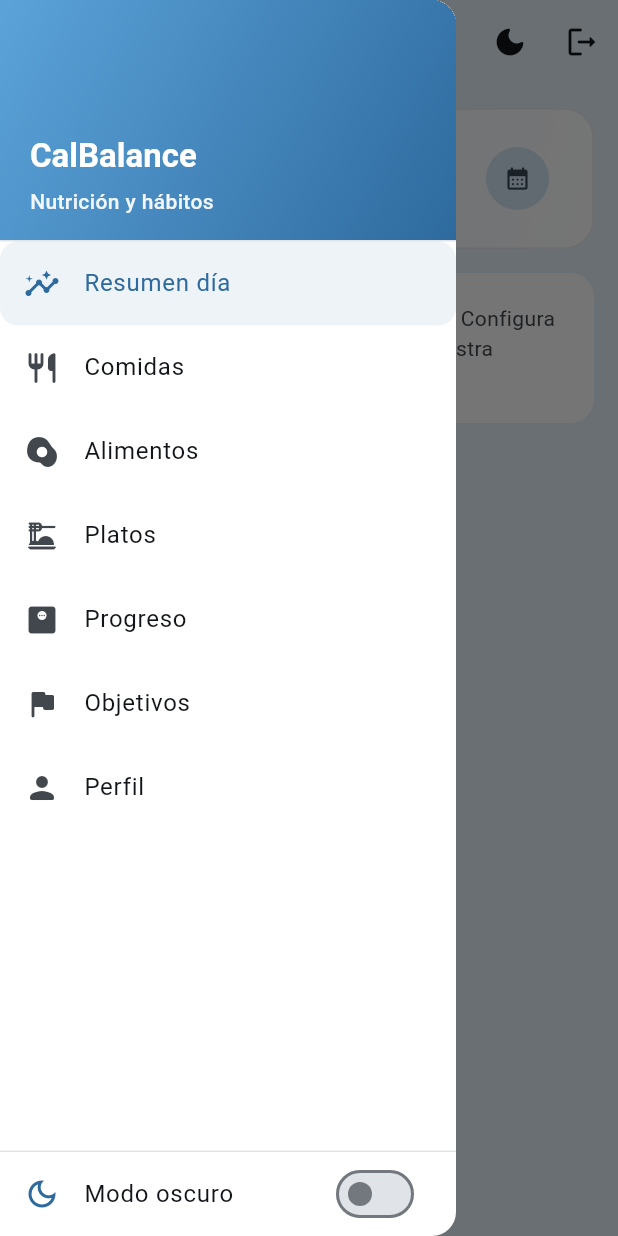
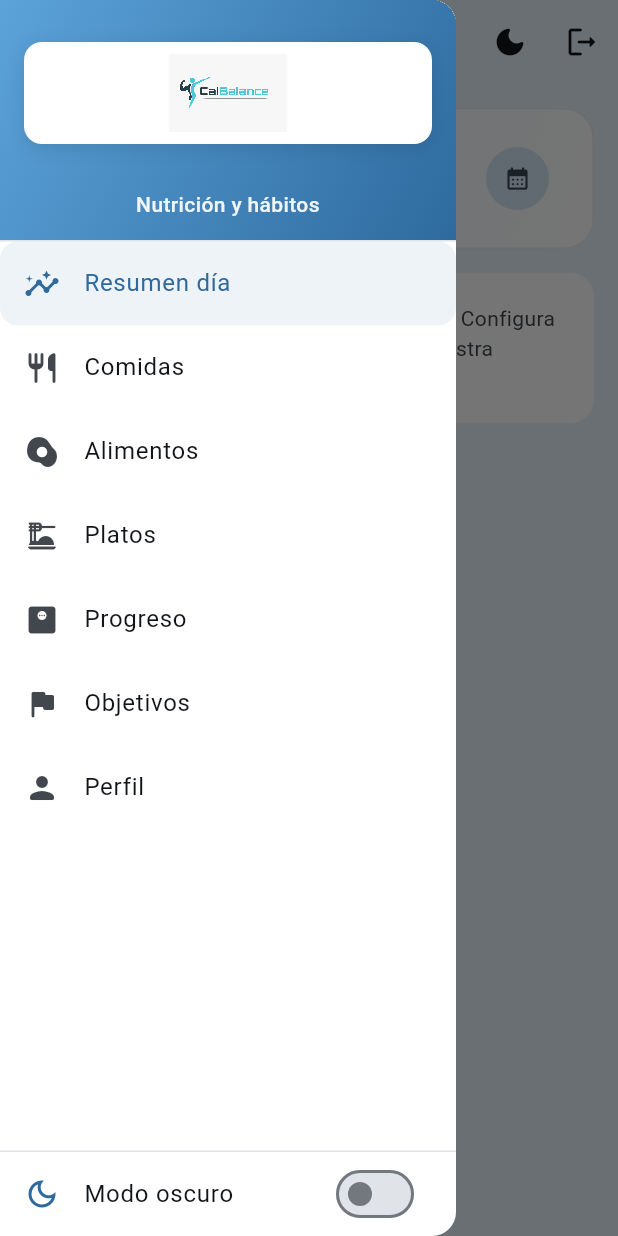
Before and after one commit to aresdd/FrontEnd-Proyecto, a Flutter app: the HomeScreen screen opened directly with empty values, with the side drawer open, on a phone screen of 412 x 824 dp. Run offline on Flutter 3.47's test engine with Material 3 defaults, Android fonts, the phone set to English and light mode, and no system bars; our stand-ins replace fl_chart, shared_preferences; accounts and stored records are empty; network calls fail.

Commit message:
Logo actualizado dentro de la app

```diff
--- a/lib/config/api_config.dart
+++ b/lib/config/api_config.dart
@@ -8,6 +8,9 @@ import 'package:flutter/foundation.dart' show TargetPlatform, defaultTargetPlatf
 /// - Android emulator: `http://10.0.2.2:8080`
 /// - Everything else (desktop, iOS sim): `http://127.0.0.1:8080`
 /// - Physical device: pass your LAN IP via dart-define.
+///
+///
+///
 /// -- desplegado: https://general-production-c671.up.railway.app
 ///
 class ApiConfig {
--- a/lib/screens/home_screen.dart
+++ b/lib/screens/home_screen.dart
@@ -3,6 +3,7 @@ import 'package:flutter/material.dart';
 import '../app/app_scope.dart';
 import '../services/calbalance_api.dart';
 import '../theme/app_colors.dart';
+import '../widgets/calbalance_logo.dart';
 import 'pages/dishes_page.dart';
 import 'pages/foods_page.dart';
 import 'pages/goals_page.dart';
@@ -104,7 +105,7 @@ class _HomeScreenState extends State<HomeScreen> {
           children: [
             DrawerHeader(
               margin: EdgeInsets.zero,
-              padding: const EdgeInsets.fromLTRB(20, 12, 20, 16),
+              padding: EdgeInsets.zero,
               decoration: BoxDecoration(
                 gradient: LinearGradient(
                   begin: Alignment.topLeft,
@@ -114,30 +115,7 @@ class _HomeScreenState extends State<HomeScreen> {
                       : [AppColors.sky, AppColors.skyDark],
                 ),
               ),
-              child: Align(
-                alignment: Alignment.bottomLeft,
-                child: Column(
-                  mainAxisSize: MainAxisSize.min,
-                  crossAxisAlignment: CrossAxisAlignment.start,
-                  children: [
-                    Text(
-                      'CalBalance',
-                      style: Theme.of(context).textTheme.titleLarge?.copyWith(
-                            color: Colors.white,
-                            fontWeight: FontWeight.w700,
-                          ),
-                    ),
-                    const SizedBox(height: 6),
-                    Text(
-                      'Nutrición y hábitos',
-                      style: Theme.of(context).textTheme.bodyMedium?.copyWith(
-                            color: Colors.white.withValues(alpha: 0.92),
-                            fontWeight: FontWeight.w500,
-                          ),
-                    ),
-                  ],
-                ),
-              ),
+              child: const CalBalanceDrawerHeader(),
             ),
             Expanded(
               child: ListView(
--- a/lib/widgets/calbalance_logo.dart
+++ b/lib/widgets/calbalance_logo.dart
@@ -93,6 +93,58 @@ class _CalBalanceTextFallback extends StatelessWidget {
   }
 }
 
+/// Logo block for the navigation drawer blue header.
+class CalBalanceDrawerHeader extends StatelessWidget {
+  const CalBalanceDrawerHeader({super.key});
+
+  @override
+  Widget build(BuildContext context) {
+    return Padding(
+      padding: const EdgeInsets.fromLTRB(16, 8, 16, 14),
+      child: Column(
+        crossAxisAlignment: CrossAxisAlignment.stretch,
+        mainAxisAlignment: MainAxisAlignment.end,
+        children: [
+          Expanded(
+            child: Center(
+              child: Container(
+                constraints: const BoxConstraints(maxWidth: 300),
+                padding: const EdgeInsets.symmetric(horizontal: 12, vertical: 8),
+                decoration: BoxDecoration(
+                  color: Colors.white,
+                  borderRadius: BorderRadius.circular(12),
+                  boxShadow: [
+                    BoxShadow(
+                      color: Colors.black.withValues(alpha: 0.1),
+                      blurRadius: 10,
+                      offset: const Offset(0, 3),
+                    ),
+                  ],
+                ),
+                child: const CalBalanceLogo(
+                  height: 52,
+                  maxWidth: 276,
+                  fit: BoxFit.contain,
+                  alignment: Alignment.center,
+                ),
+              ),
+            ),
+          ),
+          const SizedBox(height: 10),
+          Text(
+            'Nutrición y hábitos',
+            textAlign: TextAlign.center,
+            style: Theme.of(context).textTheme.bodyMedium?.copyWith(
+                  color: Colors.white.withValues(alpha: 0.92),
+                  fontWeight: FontWeight.w500,
+                ),
+          ),
+        ],
+      ),
+    );
+  }
+}
+
 /// Compact brand row: logo + optional subtitle for app bars / drawers.
 class CalBalanceBrandBar extends StatelessWidget {
   const CalBalanceBrandBar({
```
Also changed, not shown: lib/screens/auth/register_screen.dart (+34 -3 lines), lib/utils/email_validation.dart (added, +21 -0 lines).
